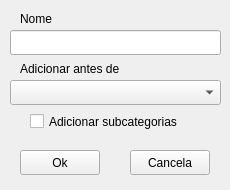
This is ui/categorias_add.ui in vazerick/controle_gastos as Qt 5 draws it before an edit. The edited form follows.
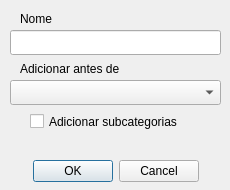
This is the edited form.

```diff
--- a/ui/categorias_add.ui
+++ b/ui/categorias_add.ui
@@ -74,32 +74,6 @@
     </rect>
    </property>
   </widget>
-  <widget class="QPushButton" name="botaoOk">
-   <property name="geometry">
-    <rect>
-     <x>20</x>
-     <y>150</y>
-     <width>80</width>
-     <height>25</height>
-    </rect>
-   </property>
-   <property name="text">
-    <string>Ok</string>
-   </property>
-  </widget>
-  <widget class="QPushButton" name="botaoCancela">
-   <property name="geometry">
-    <rect>
-     <x>130</x>
-     <y>150</y>
-     <width>80</width>
-     <height>25</height>
-    </rect>
-   </property>
-   <property name="text">
-    <string>Cancela</string>
-   </property>
-  </widget>
   <widget class="QCheckBox" name="checkBox">
    <property name="geometry">
     <rect>
@@ -113,6 +87,22 @@
     <string>Adicionar subcategorias</string>
    </property>
   </widget>
+  <widget class="QDialogButtonBox" name="buttonBox">
+   <property name="geometry">
+    <rect>
+     <x>5</x>
+     <y>160</y>
+     <width>221</width>
+     <height>23</height>
+    </rect>
+   </property>
+   <property name="standardButtons">
+    <set>QDialogButtonBox::Cancel|QDialogButtonBox::Ok</set>
+   </property>
+   <property name="centerButtons">
+    <bool>true</bool>
+   </property>
+  </widget>
  </widget>
  <includes>
   <include location="local">Qt::SubWindow</include>
```
